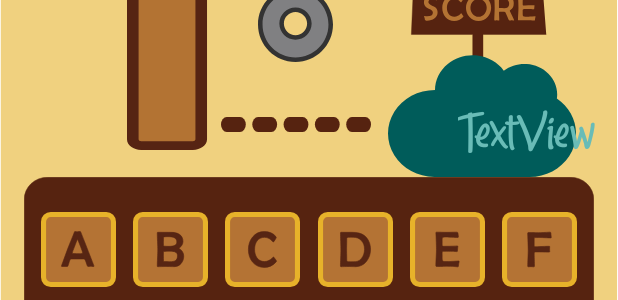
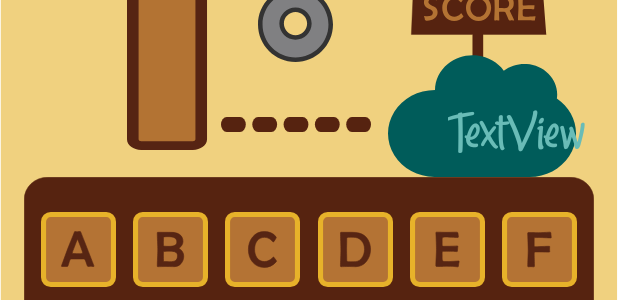
Before and after one commit to EricRuizz/HangIt, an Android app: the layout activity_game.xml on its own in the app's theme, with its tools: preview values and no code run, on a phone screen of 412 x 824 dp. Shown: the part 357-657 px from the top of the screen. Run offline under Robolectric (Android 15) with nearby library versions, the phone set to English and light mode, and no system bars.

Commit message:
fixed some things

```diff
--- a/app/src/main/res/layout/activity_game.xml
+++ b/app/src/main/res/layout/activity_game.xml
@@ -554,7 +554,7 @@
         android:id="@+id/scoreText"
         android:layout_width="96dp"
         android:layout_height="46dp"
-        android:layout_marginStart="64dp"
+        android:layout_marginStart="50dp"
         android:layout_marginTop="96dp"
         android:fontFamily="@font/goodmarker"
         android:text="TextView"
@@ -570,6 +570,7 @@
         android:id="@+id/adMenu"
         android:layout_width="match_parent"
         android:layout_height="match_parent"
+        android:background="#EFD07E"
         android:visibility="gone">
 
         <Button
@@ -587,7 +588,8 @@
             app:layout_constraintEnd_toEndOf="parent"
             app:layout_constraintHorizontal_bias="0.739"
             app:layout_constraintStart_toEndOf="@+id/notAcceptAdButton"
-            app:layout_constraintTop_toTopOf="@+id/adTitle" />
+            app:layout_constraintTop_toTopOf="@+id/adTitle"
+            app:layout_constraintVertical_bias="0.20999998" />
 
         <Button
             android:id="@+id/notAcceptAdButton"
@@ -605,19 +607,23 @@
             app:layout_constraintEnd_toEndOf="parent"
             app:layout_constraintHorizontal_bias="0.0"
             app:layout_constraintStart_toStartOf="parent"
-            app:layout_constraintTop_toTopOf="@+id/adTitle" />
+            app:layout_constraintTop_toTopOf="@+id/adTitle"
+            app:layout_constraintVertical_bias="0.20999998" />
 
         <ImageView
             android:id="@+id/bg"
-            android:layout_width="wrap_content"
-            android:layout_height="wrap_content"
+            android:layout_width="350dp"
+            android:layout_height="250dp"
+            android:layout_marginStart="16dp"
             android:layout_marginTop="200dp"
+            android:layout_marginEnd="16dp"
             android:layout_marginBottom="24dp"
+            android:foreground="@drawable/leterlayout"
             app:layout_constraintBottom_toBottomOf="parent"
+            app:layout_constraintEnd_toEndOf="parent"
             app:layout_constraintStart_toStartOf="parent"
             app:layout_constraintTop_toTopOf="parent"
-            app:layout_constraintVertical_bias="0.174"
-            app:srcCompat="@drawable/leterlayout" />
+            app:layout_constraintVertical_bias="0.00999999" />
 
         <TextView
             android:id="@+id/adTitle"
```
Also changed, not shown: app/src/main/java/com/example/hangit/GameActivity.kt (+61 -18 lines).
